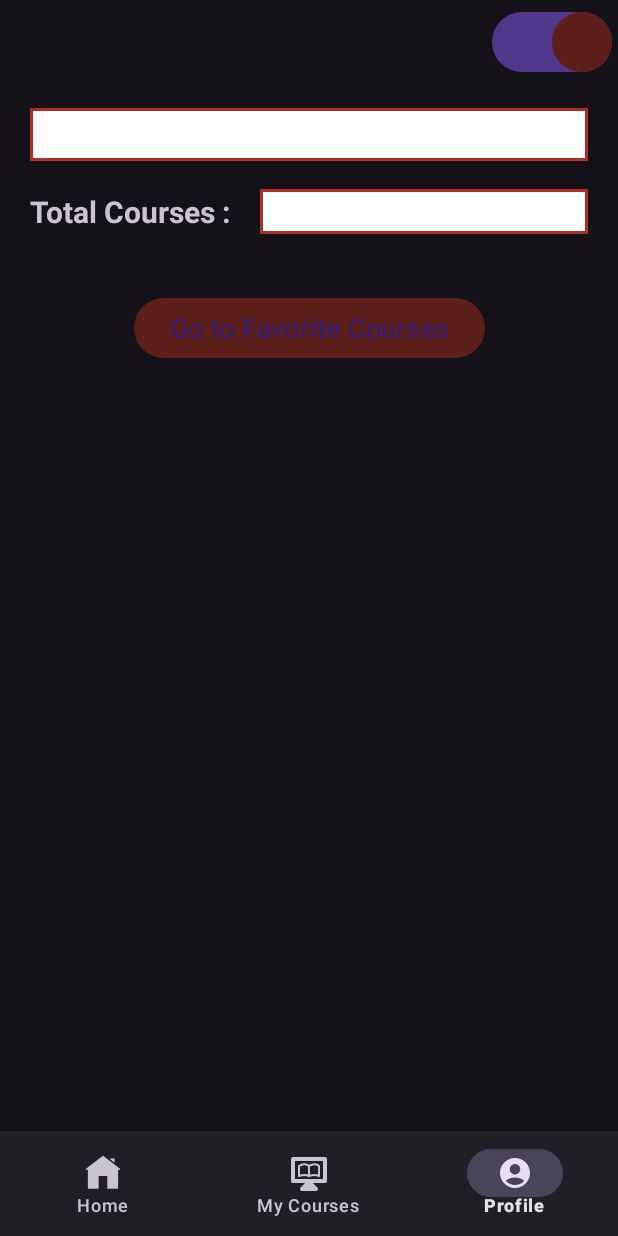
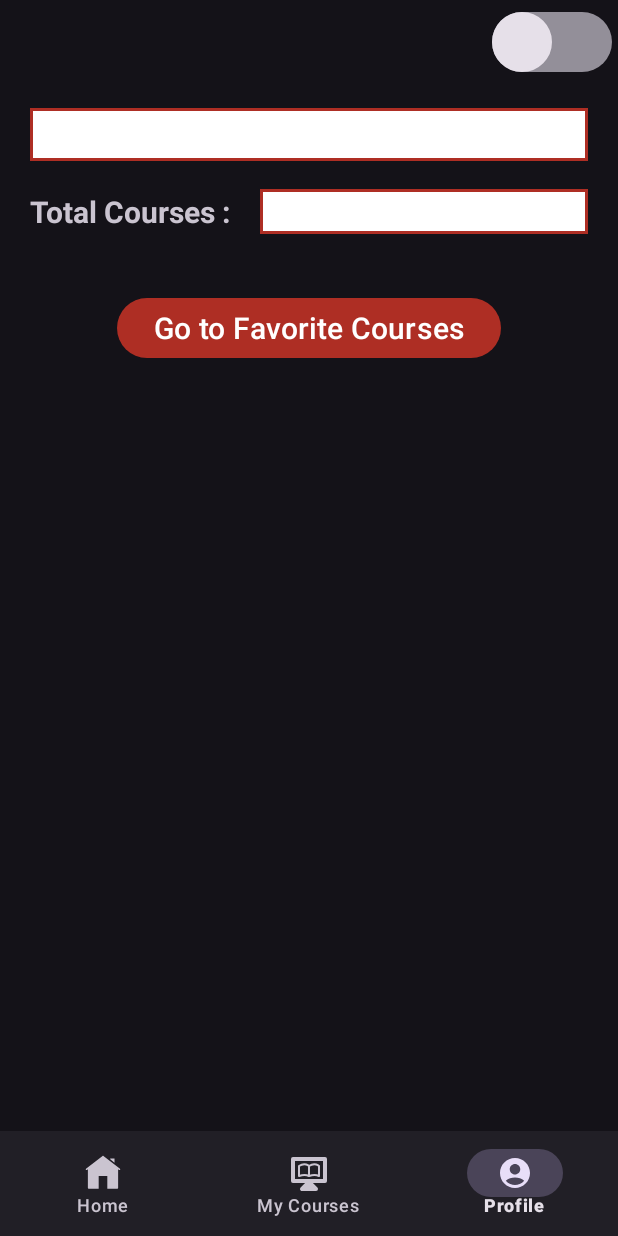
Before and after one commit to eminokumus1/LearnConnect, an Android app: the ProfileFragment screen opened through its navigation route, on a phone screen of 412 x 824 dp. Run offline under Robolectric (Android 15) with nearby library versions, the phone set to English and light mode, and no system bars; our stand-ins replace Firebase (no records; nobody signed in at launch, a user with empty details on screens opened directly), data binding, navigation-ui; 2 statements that could not run were skipped.

Commit message:
Switch between Theme Modes feature added inside ProfileFragment

```diff
--- a/app/src/main/java/com/eminokumus/learnconnect/profile/ProfileFragment.kt
+++ b/app/src/main/java/com/eminokumus/learnconnect/profile/ProfileFragment.kt
@@ -6,14 +6,15 @@ import androidx.fragment.app.Fragment
 import android.view.LayoutInflater
 import android.view.View
 import android.view.ViewGroup
+import androidx.appcompat.app.AppCompatDelegate
 import androidx.navigation.fragment.findNavController
 import com.eminokumus.learnconnect.Constants
 import com.eminokumus.learnconnect.MyApplication
-import com.eminokumus.learnconnect.R
+import com.eminokumus.learnconnect.ThemeModes
 import com.eminokumus.learnconnect.databinding.FragmentProfileBinding
 import com.eminokumus.learnconnect.main.MainActivity
+import com.eminokumus.learnconnect.utils.myApplication
 import com.eminokumus.learnconnect.valueobject.User
-import com.google.firebase.auth.FirebaseUser
 import javax.inject.Inject
 
 
@@ -48,8 +49,20 @@ class ProfileFragment : Fragment() {
 
     override fun onViewCreated(view: View, savedInstanceState: Bundle?) {
         super.onViewCreated(view, savedInstanceState)
+        checkThemeSwitchIfInLightMode()
+        setOnClickListeners()
+    }
 
+
+
+    override fun onResume() {
+        super.onResume()
+        checkThemeSwitchIfInLightMode()
+    }
+
+    private fun setOnClickListeners() {
         setGoToFavoritesButtonOnClickListener()
+        setThemeModeSwitchOnClickListener()
     }
 
     private fun setGoToFavoritesButtonOnClickListener(){
@@ -58,5 +71,27 @@ class ProfileFragment : Fragment() {
         }
     }
 
+    private fun setThemeModeSwitchOnClickListener() {
+        binding.themeModeSwitch.setOnClickListener {
+            if (binding.themeModeSwitch.isChecked) {
+                AppCompatDelegate.setDefaultNightMode(AppCompatDelegate.MODE_NIGHT_NO)
+                (activity as MainActivity).myApplication().currentThemeMode = ThemeModes.LIGHT
+            } else {
+                AppCompatDelegate.setDefaultNightMode(AppCompatDelegate.MODE_NIGHT_YES)
+                (activity as MainActivity).myApplication().currentThemeMode = ThemeModes.DARK
+
+            }
+        }
+    }
+
+    private fun checkThemeSwitchIfInLightMode() {
+        val currentThemeMode = (activity as MainActivity).myApplication().currentThemeMode
+        if (currentThemeMode == ThemeModes.LIGHT) {
+            binding.themeModeSwitch.isChecked = true
+        }else if (currentThemeMode == ThemeModes.DARK){
+            binding.themeModeSwitch.isChecked = false
+        }
+    }
+
 
 }
--- a/app/src/main/res/layout/fragment_courses.xml
+++ b/app/src/main/res/layout/fragment_courses.xml
@@ -15,6 +15,7 @@
         app:layout_constraintEnd_toEndOf="parent"
         android:textSize="16sp"
         android:inputType="text"
+        android:textColorHint="@color/dark_grey"
         android:background="@drawable/bg_borderline_box"
         style="@style/ThemeOverlay.Material3.TextInputEditText.OutlinedBox"
         android:hint="@string/search"
--- a/app/src/main/res/layout/fragment_profile.xml
+++ b/app/src/main/res/layout/fragment_profile.xml
@@ -6,6 +6,7 @@
     tools:context=".profile.ProfileFragment">
 
     <data>
+
         <variable
             name="viewModel"
             type="com.eminokumus.learnconnect.profile.ProfileViewModel" />
@@ -35,8 +36,9 @@
             android:layout_margin="20dp"
             android:background="@drawable/bg_borderline_box"
             android:padding="4dp"
+            android:text="@{viewModel.currentUserData.component2()}"
             android:textAlignment="center"
-            android:text="@{viewModel.currentUserData.component2()}"
+            android:textColor="@color/black"
             app:layout_constraintEnd_toEndOf="parent"
             app:layout_constraintStart_toStartOf="parent"
             app:layout_constraintTop_toBottomOf="@id/themeModeSwitch"
@@ -60,8 +62,11 @@
             android:layout_margin="20dp"
             android:background="@drawable/bg_borderline_box"
             android:padding="4dp"
+            android:paddingStart="10dp"
+            android:paddingEnd="10dp"
+            android:text="@{Integer.valueOf(viewModel.currentUserData.component3().size()).toString()}"
+            android:textColor="@color/black"
             android:textSize="16sp"
-            android:text="@{Integer.valueOf(viewModel.currentUserData.component3().size()).toString()}"
             app:layout_constraintBottom_toBottomOf="@id/totalCoursesText"
             app:layout_constraintEnd_toEndOf="parent"
             app:layout_constraintStart_toEndOf="@id/totalCoursesText"
@@ -72,12 +77,13 @@
             android:id="@+id/goToFavoritesButton"
             android:layout_width="wrap_content"
             android:layout_height="wrap_content"
+            android:layout_marginTop="40dp"
             android:text="@string/go_to_favorite_courses"
-            app:layout_constraintTop_toBottomOf="@id/totalCoursesText"
+            android:textColor="@color/white"
+            android:textSize="20sp"
+            app:layout_constraintEnd_toEndOf="parent"
             app:layout_constraintStart_toStartOf="parent"
-            app:layout_constraintEnd_toEndOf="parent"
-            android:layout_marginTop="40dp"
-            android:textSize="18sp"/>
+            app:layout_constraintTop_toBottomOf="@id/totalCoursesText" />
 
     </androidx.constraintlayout.widget.ConstraintLayout>
 </layout>
--- a/app/src/main/res/values-night/themes.xml
+++ b/app/src/main/res/values-night/themes.xml
@@ -2,6 +2,6 @@
     <!-- Base application theme. -->
     <style name="Base.Theme.LearnConnect" parent="Theme.Material3.DayNight.NoActionBar">
         <!-- Customize your dark theme here. -->
-        <item name="colorPrimary">@color/dark_red</item>
+        <item name="colorPrimary">@color/red</item>
     </style>
 </resources>
--- a/app/src/main/res/values/themes.xml
+++ b/app/src/main/res/values/themes.xml
@@ -3,6 +3,7 @@
     <style name="Base.Theme.LearnConnect" parent="Theme.Material3.DayNight.NoActionBar">
         <!-- Customize your light theme here. -->
         <item name="colorPrimary">@color/dark_red</item>
+
     </style>
 
     <style name="Theme.LearnConnect" parent="Base.Theme.LearnConnect" />
```
